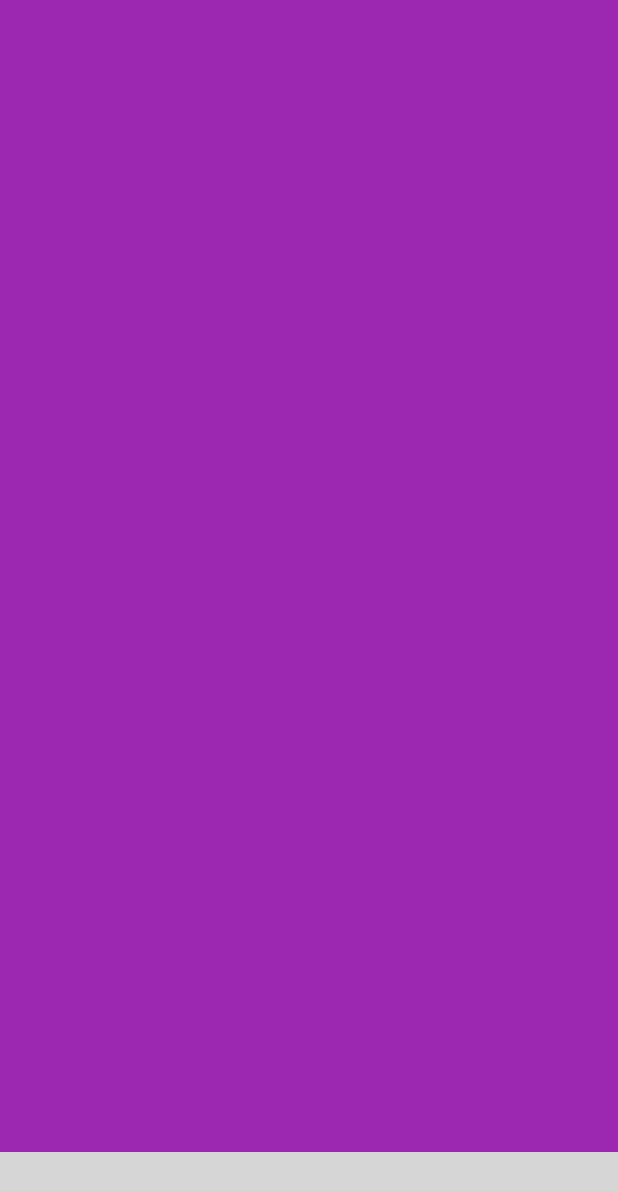
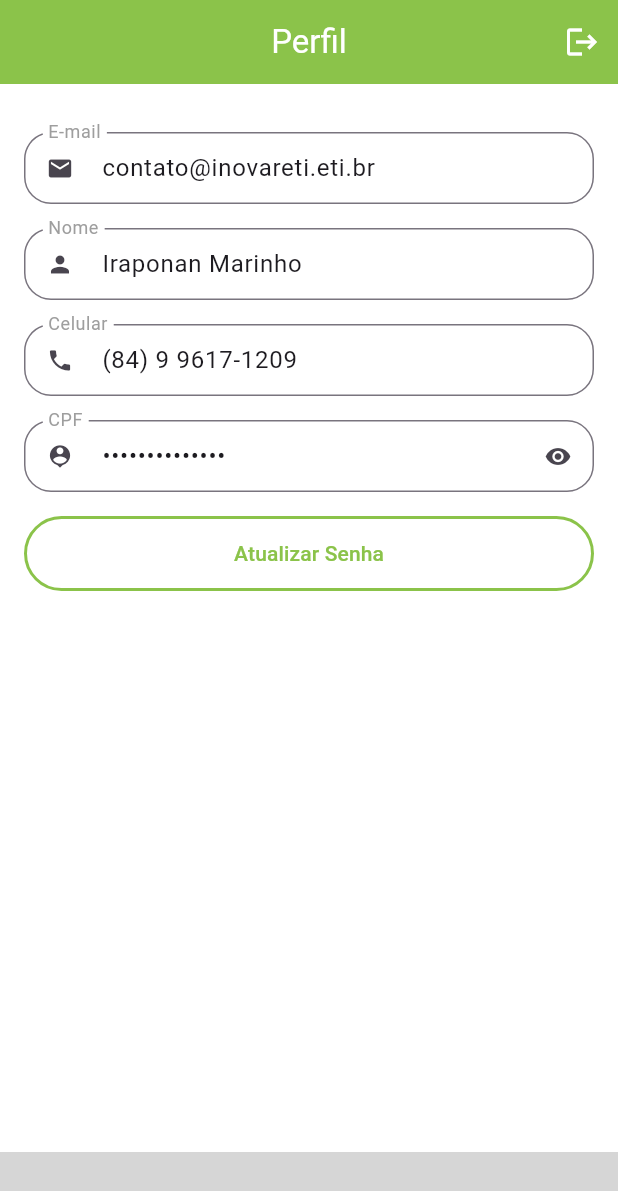
Before and after one commit to iraponan/greengrocer, a Flutter app: the BaseScreen screen opened directly, swiped to page 4, on a phone screen of 412 x 824 dp. Shown: the top 1191 px of the screen. Run offline on Flutter 3.47's test engine with Material 3 defaults, Android fonts, the phone set to English and light mode, and no system bars; our stand-ins replace animated_text_kit, brasil_fields; missing offline and left inert: bottom_bar_matu; grey boxes are pictures that could not be loaded.

Commit message:
Criando a tela do perfil.

```diff
--- /dev/null
+++ b/lib/src/config/helpers.dart
@@ -0,0 +1,3 @@
+mixin Helpers {
+  static const double heightButton = 50;
+}
--- /dev/null
+++ b/lib/src/data/user.dart
@@ -0,0 +1,9 @@
+import 'package:greengrocer/src/models/user.dart';
+
+UserModel user = UserModel(
+  name: 'Iraponan Marinho',
+  email: 'contato@inovareti.eti.br',
+  phone: '(84) 9 9617-1209',
+  cpf: '123.456.789-00',
+  password: '',
+);
--- /dev/null
+++ b/lib/src/models/user.dart
@@ -0,0 +1,15 @@
+class UserModel {
+  UserModel({
+    required this.name,
+    required this.email,
+    required this.phone,
+    required this.cpf,
+    required this.password,
+  });
+
+  String name;
+  String email;
+  String phone;
+  String cpf;
+  String password;
+}
--- a/lib/src/screens/auth/sing_in.dart
+++ b/lib/src/screens/auth/sing_in.dart
@@ -1,9 +1,10 @@
 import 'package:animated_text_kit/animated_text_kit.dart';
 import 'package:flutter/material.dart';
 import 'package:greengrocer/src/config/custom_colors.dart';
-import 'package:greengrocer/src/screens/auth/components/custom_text_field.dart';
+import 'package:greengrocer/src/config/helpers.dart';
 import 'package:greengrocer/src/screens/auth/sing_up.dart';
 import 'package:greengrocer/src/screens/base/base_screen.dart';
+import 'package:greengrocer/src/screens/common_widgets/custom_text_field.dart';
 
 class SingInScreen extends StatelessWidget {
   const SingInScreen({super.key});
@@ -98,7 +99,7 @@ class SingInScreen extends StatelessWidget {
                     ),
                     // # Botão de Entrar #
                     SizedBox(
-                      height: 50,
+                      height: Helpers.heightButton,
                       child: ElevatedButton(
                         onPressed: () => Navigator.of(context).pushReplacement(
                           MaterialPageRoute(
--- a/lib/src/screens/auth/sing_up.dart
+++ b/lib/src/screens/auth/sing_up.dart
@@ -1,7 +1,8 @@
 import 'package:brasil_fields/brasil_fields.dart';
 import 'package:flutter/material.dart';
 import 'package:greengrocer/src/config/custom_colors.dart';
-import 'package:greengrocer/src/screens/auth/components/custom_text_field.dart';
+import 'package:greengrocer/src/config/helpers.dart';
+import 'package:greengrocer/src/screens/common_widgets/custom_text_field.dart';
 
 class SingUpScreen extends StatelessWidget {
   const SingUpScreen({super.key});
@@ -72,7 +73,7 @@ class SingUpScreen extends StatelessWidget {
                           textInputType: TextInputType.number,
                         ),
                         SizedBox(
-                          height: 50,
+                          height: Helpers.heightButton,
                           child: ElevatedButton(
                             onPressed: () {},
                             child: const Text(
--- a/lib/src/screens/base/base_screen.dart
+++ b/lib/src/screens/base/base_screen.dart
@@ -5,6 +5,7 @@ import 'package:greengrocer/src/config/custom_colors.dart';
 import 'package:greengrocer/src/screens/base/components/custom_bottom_bar_item.dart';
 import 'package:greengrocer/src/screens/cart/cart_tab.dart';
 import 'package:greengrocer/src/screens/home/home_tab.dart';
+import 'package:greengrocer/src/screens/profile/profile_tab.dart';
 
 class BaseScreen extends StatefulWidget {
   const BaseScreen({super.key});
@@ -32,9 +33,7 @@ class _BaseScreenState extends State<BaseScreen> {
           Container(
             color: Colors.blue,
           ),
-          Container(
-            color: Colors.purple,
-          ),
+          const ProfileTab(),
         ],
       ),
       bottomNavigationBar: BottomBarDoubleBullet(
--- a/lib/src/screens/cart/cart_tab.dart
+++ b/lib/src/screens/cart/cart_tab.dart
@@ -1,6 +1,7 @@
 import 'package:brasil_fields/brasil_fields.dart';
 import 'package:flutter/material.dart';
 import 'package:greengrocer/src/config/custom_colors.dart';
+import 'package:greengrocer/src/config/helpers.dart';
 import 'package:greengrocer/src/data/items.dart' as items_data;
 import 'package:greengrocer/src/models/cart_item.dart';
 import 'package:greengrocer/src/screens/cart/components/cart_tile.dart';
@@ -73,7 +74,7 @@ class _CartTabState extends State<CartTab> {
                   ),
                 ),
                 SizedBox(
-                  height: 50,
+                  height: Helpers.heightButton,
                   child: ElevatedButton(
                     onPressed: () async {
                       bool? result = await showOrderConfirmation();
--- a/lib/src/screens/auth/components/custom_text_field.dart
+++ b/lib/src/screens/common_widgets/custom_text_field.dart
@@ -4,20 +4,24 @@ import 'package:flutter/services.dart';
 class CustomTextField extends StatefulWidget {
   const CustomTextField({
     super.key,
+    this.initialValue,
     required this.labelText,
-    this.prefixIcon,
+    required this.prefixIcon,
     this.isSecret = false,
+    this.isReadOnly = false,
     this.textInputFormatter,
     this.textInputType,
     this.textCapitalization = TextCapitalization.none,
   });
 
   final String labelText;
-  final IconData? prefixIcon;
+  final IconData prefixIcon;
   final bool isSecret;
+  final bool isReadOnly;
   final TextInputFormatter? textInputFormatter;
   final TextInputType? textInputType;
   final TextCapitalization textCapitalization;
+  final String? initialValue;
 
   @override
   State<CustomTextField> createState() => _CustomTextFieldState();
@@ -37,6 +41,8 @@ class _CustomTextFieldState extends State<CustomTextField> {
     return Padding(
       padding: const EdgeInsets.only(bottom: 16),
       child: TextFormField(
+        initialValue: widget.initialValue,
+        readOnly: widget.isReadOnly,
         obscureText: isObscure,
         decoration: InputDecoration(
           prefixIcon: Icon(widget.prefixIcon),
--- a/lib/src/screens/product/product.dart
+++ b/lib/src/screens/product/product.dart
@@ -1,6 +1,7 @@
 import 'package:brasil_fields/brasil_fields.dart';
 import 'package:flutter/material.dart';
 import 'package:greengrocer/src/config/custom_colors.dart';
+import 'package:greengrocer/src/config/helpers.dart';
 import 'package:greengrocer/src/models/item.dart';
 import 'package:greengrocer/src/screens/common_widgets/quantity_widget.dart';
 
@@ -106,7 +107,7 @@ class _ProductScreenState extends State<ProductScreen> {
                       ),
                       // # Botão #
                       SizedBox(
-                        height: 55,
+                        height: Helpers.heightButton,
                         child: ElevatedButton.icon(
                           onPressed: () {},
                           icon: const Icon(
--- /dev/null
+++ b/lib/src/screens/profile/profile_tab.dart
@@ -0,0 +1,72 @@
+import 'package:brasil_fields/brasil_fields.dart';
+import 'package:flutter/material.dart';
+import 'package:greengrocer/src/config/helpers.dart';
+import 'package:greengrocer/src/data/user.dart' as user_data;
+import 'package:greengrocer/src/screens/common_widgets/custom_text_field.dart';
+
+class ProfileTab extends StatelessWidget {
+  const ProfileTab({super.key});
+
+  @override
+  Widget build(BuildContext context) {
+    return Scaffold(
+      appBar: AppBar(
+        title: const Text('Perfil'),
+        centerTitle: true,
+        actions: [
+          IconButton(
+            onPressed: () {},
+            icon: const Icon(
+              Icons.logout,
+            ),
+          ),
+        ],
+      ),
+      body: ListView(
+        physics: const BouncingScrollPhysics(),
+        padding: const EdgeInsets.fromLTRB(16, 32, 16, 16),
+        children: [
+          CustomTextField(
+            initialValue: user_data.user.email,
+            isReadOnly: true,
+            prefixIcon: Icons.email,
+            labelText: 'E-mail',
+            textInputType: TextInputType.emailAddress,
+            textCapitalization: TextCapitalization.none,
+          ),
+          CustomTextField(
+            initialValue: user_data.user.name,
+            isReadOnly: true,
+            prefixIcon: Icons.person,
+            labelText: 'Nome',
+            textCapitalization: TextCapitalization.words,
+          ),
+          CustomTextField(
+            initialValue: user_data.user.phone,
+            isReadOnly: true,
+            prefixIcon: Icons.phone,
+            labelText: 'Celular',
+            textInputType: TextInputType.number,
+            textInputFormatter: TelefoneInputFormatter(),
+          ),
+          CustomTextField(
+            initialValue: user_data.user.cpf,
+            isSecret: true,
+            isReadOnly: true,
+            prefixIcon: Icons.person_pin,
+            labelText: 'CPF',
+            textInputType: TextInputType.number,
+            textInputFormatter: CpfInputFormatter(),
+          ),
+          SizedBox(
+            height: Helpers.heightButton,
+            child: OutlinedButton(
+              onPressed: () {},
+              child: const Text('Atualizar Senha'),
+            ),
+          ),
+        ],
+      ),
+    );
+  }
+}
```
